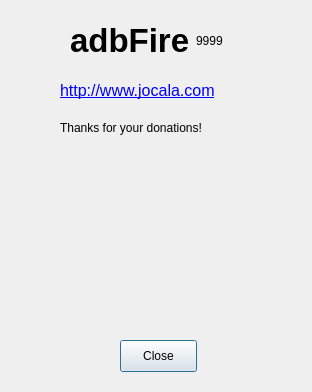
This is dialog2.ui in kbrack1/adbFire as Qt 5 draws it before an edit. The edited form follows.
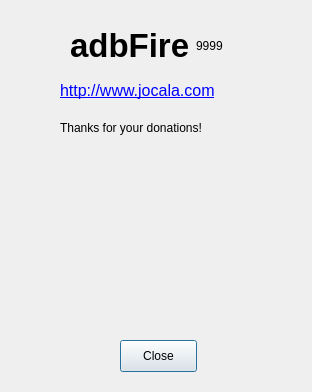
This is the edited form. Icons and pictures are not drawn.

```diff
--- a/dialog2.ui
+++ b/dialog2.ui
@@ -18,7 +18,7 @@
     <rect>
      <x>60</x>
      <y>80</y>
-     <width>202</width>
+     <width>231</width>
      <height>22</height>
     </rect>
    </property>
@@ -88,8 +88,8 @@
     <rect>
      <x>70</x>
      <y>20</y>
-     <width>181</width>
-     <height>41</height>
+     <width>189</width>
+     <height>51</height>
     </rect>
    </property>
    <layout class="QHBoxLayout" name="horizontalLayout">
```
